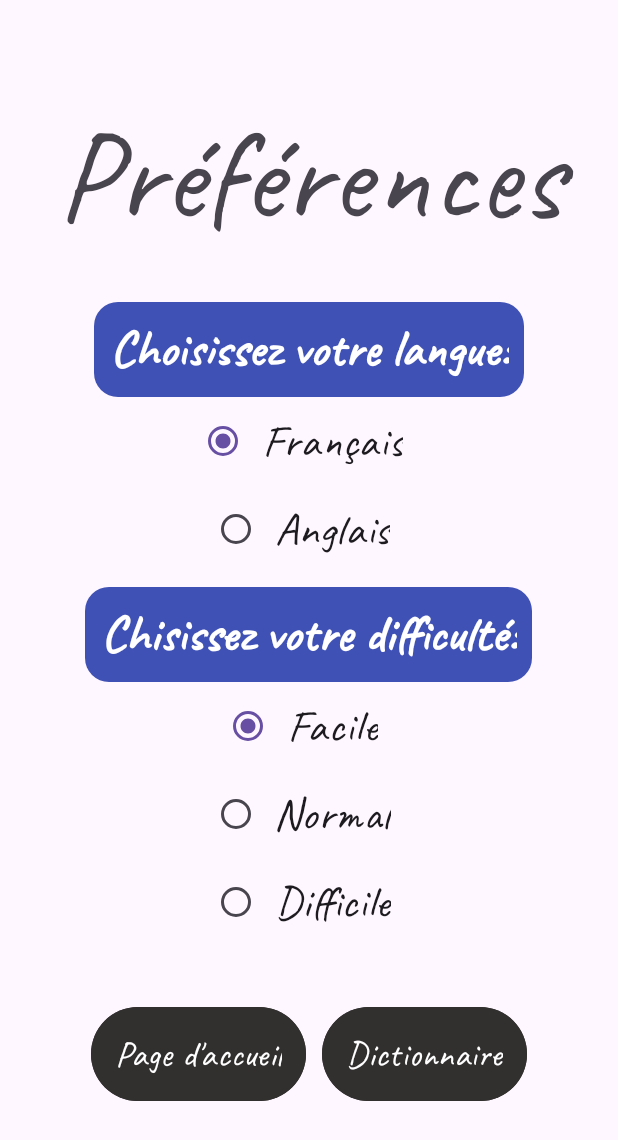
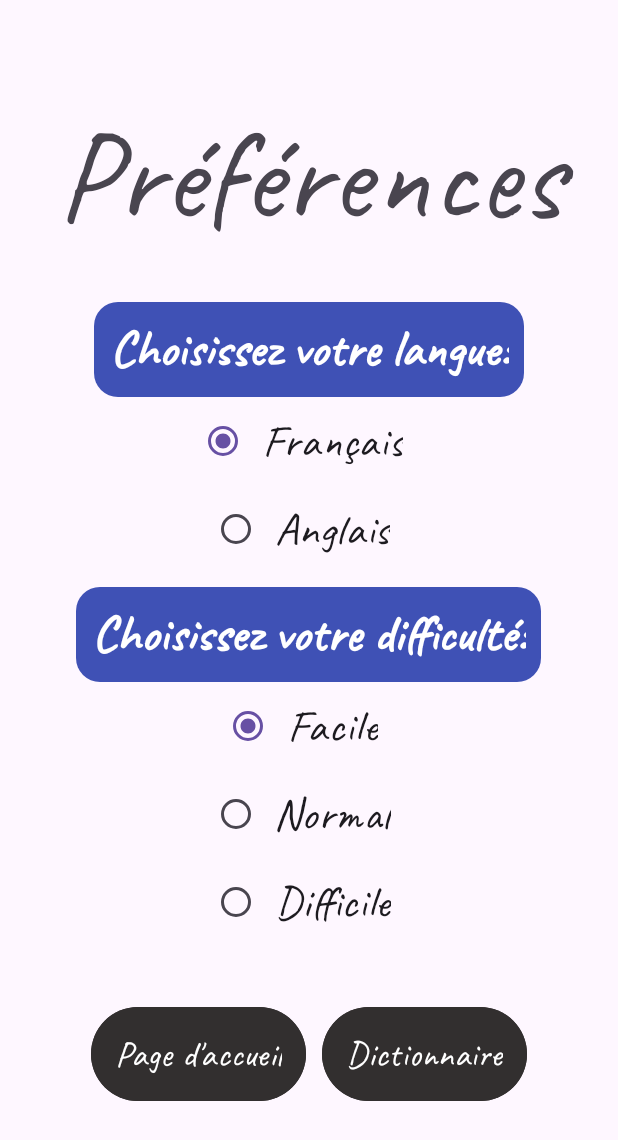
Before and after one commit to Jxddiss/jeu_pendu, an Android app built with Jetpack Compose: the PreferencesActivity screen opened directly, with no data from a screen before it, on a phone screen of 412 x 824 dp. Shown: the top 1140 px of the screen. Run offline under Robolectric (Android 15) with nearby library versions, the phone set to English and light mode, and no system bars.

Commit message:
Faute d'ortographe

```diff
--- a/app/src/main/res/values/strings.xml
+++ b/app/src/main/res/values/strings.xml
@@ -36,7 +36,7 @@
     <string name="lettre_z" translatable="false">Z</string>
     <string name="choix_languageFr">Français</string>
     <string name="choix_languageEn">Anglais</string>
-    <string name="choix_niveau_difficulté">Chisissez votre difficulté:</string>
+    <string name="choix_niveau_difficulté">Choisissez votre difficulté:</string>
     <string name="choix_niveau_difficulté_facile">Facile</string>
     <string name="choix_niveau_difficulté_normal">Normal</string>
     <string name="choix_niveau_difficulté_difficile">Difficile</string>
```
